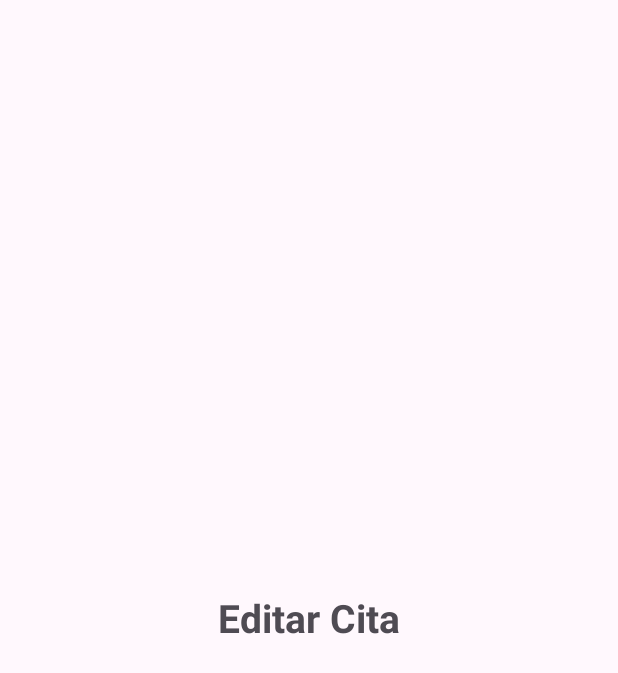
After one commit to Maycol-2018/DogApp, an Android app: the fragment EditAppointmentFragment placed in its activity, on a phone screen of 412 x 824 dp. The commit adds this screen. Shown: the top 673 px of the screen. Run offline under Robolectric (Android 15) with nearby library versions, the phone set to English and light mode, and no system bars.

Commit message:
feat(nav): navigate from Appointment Detail to Edit Appointment placeholder for HU5 (HU4)

```diff
--- a/app/src/main/java/com/example/dogapp/view/fragment/AppointmentDetailFragment.kt
+++ b/app/src/main/java/com/example/dogapp/view/fragment/AppointmentDetailFragment.kt
@@ -5,6 +5,7 @@ import android.view.LayoutInflater
 import android.view.View
 import android.view.ViewGroup
 import android.widget.Toast
+import androidx.core.os.bundleOf
 import androidx.core.view.ViewCompat
 import androidx.core.view.WindowInsetsCompat
 import androidx.core.view.updatePadding
@@ -19,7 +20,7 @@ import com.example.dogapp.viewmodel.AppointmentViewModel
 
 // (Allan) HU4: ventana "Detalle de la Cita".
 // Recibe el id de la cita que se tocó en el Home, la busca en Room (por medio del ViewModel)
-// y muestra toda su información. Desde aquí se puede eliminar la cita.
+// y muestra toda su información. Desde aquí se puede eliminar la cita o ir a editarla.
 class AppointmentDetailFragment : Fragment() {
 
     private var _binding: FragmentAppointmentDetailBinding? = null
@@ -64,7 +65,7 @@ class AppointmentDetailFragment : Fragment() {
         }
     }
 
-    // (Allan) Eventos: flecha de volver y eliminar
+    // (Allan) Eventos: flecha de volver, eliminar y editar
     private fun controladores() {
         // Flecha rosada: regresa al Home
         binding.backButton.setOnClickListener {
@@ -74,6 +75,16 @@ class AppointmentDetailFragment : Fragment() {
         // Botón rosado: elimina la cita de Room (sin diálogo de confirmación, como dice la HU)
         binding.deleteFab.setOnClickListener {
             appointment?.let { viewModel.deleteAppointment(it) }
+        }
+
+        // Botón azul: va a la ventana Editar Cita (HU5) con el id de la cita
+        binding.editFab.setOnClickListener {
+            appointment?.let { cita ->
+                findNavController().navigate(
+                    R.id.action_appointmentDetailFragment_to_editAppointmentFragment,
+                    bundleOf("appointmentId" to cita.id)
+                )
+            }
         }
     }
 
--- /dev/null
+++ b/app/src/main/java/com/example/dogapp/view/fragment/EditAppointmentFragment.kt
@@ -0,0 +1,32 @@
+package com.example.dogapp.view.fragment
+
+import android.os.Bundle
+import android.view.LayoutInflater
+import android.view.View
+import android.view.ViewGroup
+import androidx.fragment.app.Fragment
+import com.example.dogapp.R
+import com.example.dogapp.databinding.FragmentPlaceholderBinding
+
+// (Allan) HU4: destino provisional de "Editar Cita" para que el botón azul del detalle ya navegue.
+// La pantalla real (formulario de edición) se implementa en HU5; recibe el argumento "appointmentId".
+class EditAppointmentFragment : Fragment() {
+
+    private var _binding: FragmentPlaceholderBinding? = null
+    private val binding get() = _binding!!
+
+    override fun onCreateView(
+        inflater: LayoutInflater,
+        container: ViewGroup?,
+        savedInstanceState: Bundle?
+    ): View {
+        _binding = FragmentPlaceholderBinding.inflate(inflater, container, false)
+        binding.placeholderTitle.setText(R.string.edit_appointment_placeholder_title)
+        return binding.root
+    }
+
+    override fun onDestroyView() {
+        _binding = null
+        super.onDestroyView()
+    }
+}
--- a/app/src/main/res/navigation/nav_graph.xml
+++ b/app/src/main/res/navigation/nav_graph.xml
@@ -44,5 +44,20 @@
         <argument
             android:name="appointmentId"
             app:argType="long" />
+        <!-- (Allan) HU4: botón azul "Editar" del detalle -> HU5 -->
+        <action
+            android:id="@+id/action_appointmentDetailFragment_to_editAppointmentFragment"
+            app:destination="@id/editAppointmentFragment" />
+    </fragment>
+
+    <!-- (Allan) HU4: destino provisional de HU5 "Editar Cita"; recibe el id de la cita a editar -->
+    <fragment
+        android:id="@+id/editAppointmentFragment"
+        android:name="com.example.dogapp.view.fragment.EditAppointmentFragment"
+        android:label="@string/edit_appointment_placeholder_title"
+        tools:layout="@layout/fragment_placeholder">
+        <argument
+            android:name="appointmentId"
+            app:argType="long" />
     </fragment>
 </navigation>
--- a/app/src/main/res/values/strings.xml
+++ b/app/src/main/res/values/strings.xml
@@ -40,6 +40,8 @@
     <string name="appointment_detail_delete_description">Eliminar cita</string>
     <string name="appointment_detail_edit_description">Editar cita</string>
     <string name="appointment_detail_deleted">Cita eliminada</string>
+    <!-- (Allan) HU4: título provisional de "Editar Cita" hasta que se implemente HU5 -->
+    <string name="edit_appointment_placeholder_title">Editar Cita</string>
 
     <!-- (Yair) HU3: opciones del Spinner de síntomas. La posición 0 ("Síntomas") es solo el texto guía: no cuenta como síntoma elegido. -->
     <string-array name="symptoms_options">
```
